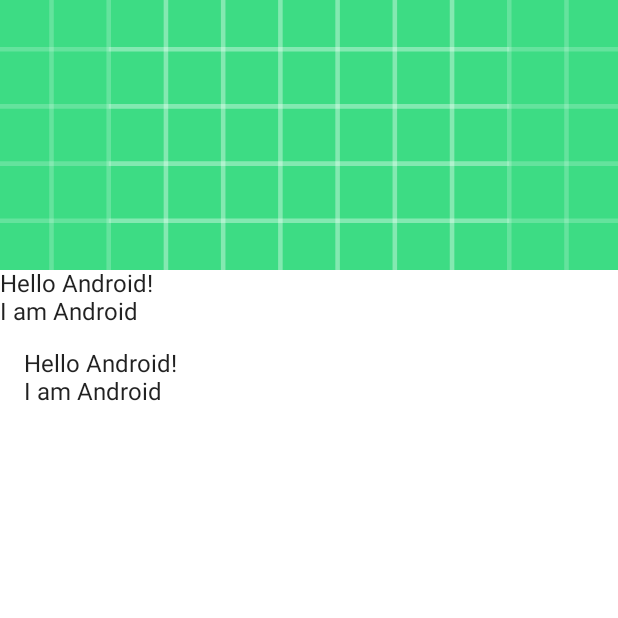
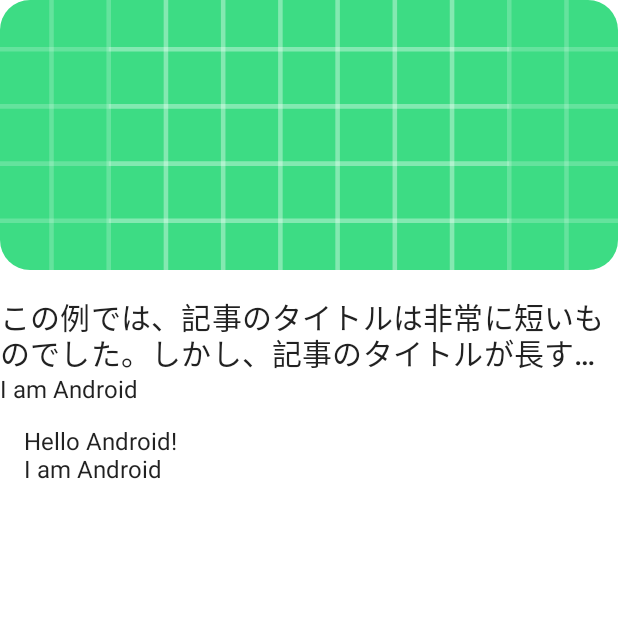
Before and after one commit to kiy0ta/JetpackComposePractice, an Android app built with Jetpack Compose: the screen it shows after launch (MainActivity), on a phone screen of 412 x 824 dp, the top half of it. Run offline under Robolectric (Android 15) with nearby library versions, the phone set to English and light mode, and no system bars.

Commit message:
## 最初のチュートリアルを完了  - 画像の挿入  - 画像を角丸に修正  - テキストstyleの設定  - maxLinesの設定

```diff
--- a/app/src/main/java/com/example/jetpackcomposepractice/MainActivity.kt
+++ b/app/src/main/java/com/example/jetpackcomposepractice/MainActivity.kt
@@ -4,17 +4,17 @@ import android.os.Bundle
 import androidx.activity.ComponentActivity
 import androidx.activity.compose.setContent
 import androidx.compose.foundation.Image
-import androidx.compose.foundation.layout.Column
-import androidx.compose.foundation.layout.fillMaxWidth
-import androidx.compose.foundation.layout.height
-import androidx.compose.foundation.layout.padding
+import androidx.compose.foundation.layout.*
+import androidx.compose.foundation.shape.RoundedCornerShape
 import androidx.compose.material.MaterialTheme
 import androidx.compose.material.Surface
 import androidx.compose.material.Text
 import androidx.compose.runtime.Composable
 import androidx.compose.ui.Modifier
+import androidx.compose.ui.draw.clip
 import androidx.compose.ui.layout.ContentScale
 import androidx.compose.ui.res.painterResource
+import androidx.compose.ui.text.style.TextOverflow
 import androidx.compose.ui.tooling.preview.Preview
 import androidx.compose.ui.unit.dp
 import com.example.jetpackcomposepractice.ui.theme.JetpackComposepracticeTheme
@@ -38,6 +38,8 @@ class MainActivity : ComponentActivity() {
 
 @Composable
 fun Greeting(name: String) {
+    MaterialTheme {
+        val typography = MaterialTheme.typography
         Column {
             // importが3種類あるので注意すること
             Image(
@@ -45,18 +47,29 @@ fun Greeting(name: String) {
                 contentDescription = null,
                 modifier = Modifier
                     .height(180.dp)
-                .fillMaxWidth(),
-            contentScale = ContentScale.Crop
+                    .fillMaxWidth() // match-parent
+                    .clip(shape = RoundedCornerShape(20.dp)),// 画像の角を丸める
+                contentScale = ContentScale.Crop // 画像の幅が、列の幅いっぱいになるように調整する
             )
+
+            // ImageとText Columnの間にスペースを開けるためのプロパティ
+            Spacer(Modifier.height(16.dp))
+
             // 列を使用したい場合
             Column {
-            Text(text = "Hello $name!")
-            Text(text = "I am $name")
+                Text(
+                    text = "この例では、記事のタイトルは非常に短いものでした。しかし、記事のタイトルが長すぎるような場合、それによってアプリの外観が損なわれることは望ましくありません。最初のテキスト要素を変更してみます",
+                    style = typography.h6,
+                    maxLines = 2,
+                    overflow = TextOverflow.Ellipsis // 長すぎる場合は、表示されるテキストを自動的に切り捨てる
+                )
+                Text(text = "I am $name", style = typography.body1)
             }
             // スタイルを設定したい場合
             Column(modifier = Modifier.padding(16.dp)) {
                 Text(text = "Hello $name!")
                 Text(text = "I am $name")
+            }
         }
     }
 }
```
Lines whose indentation alone changed are shown as unchanged.
